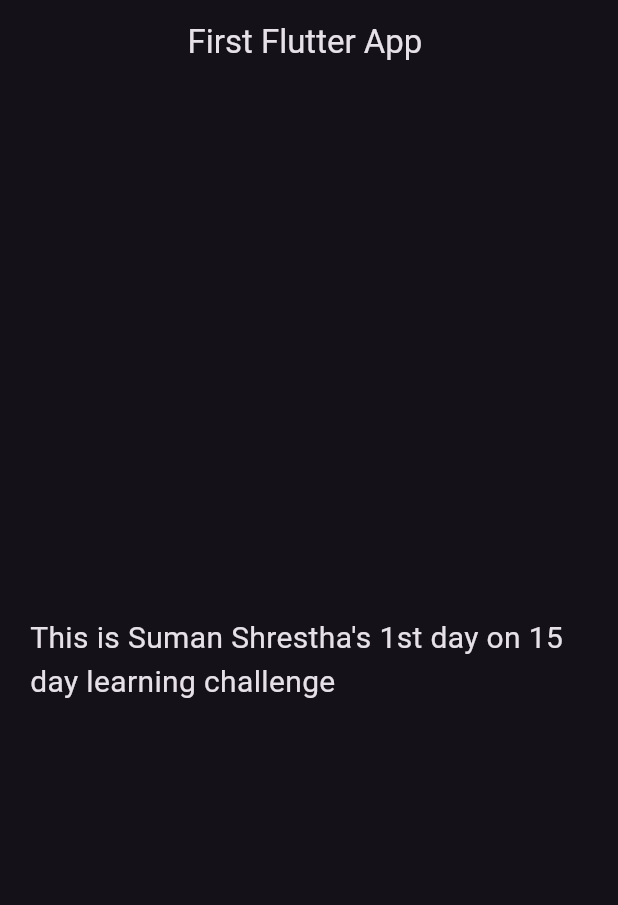
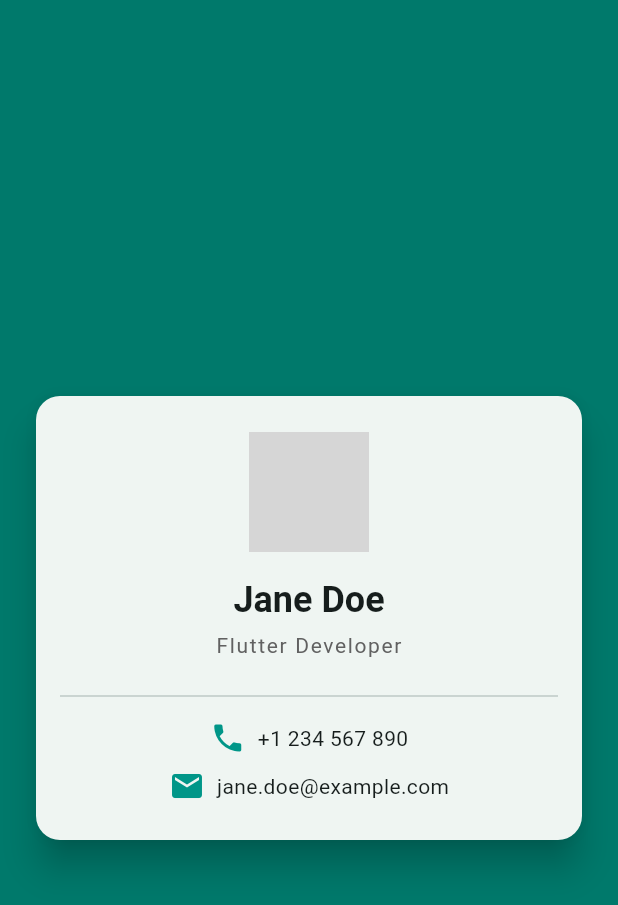
Before and after one commit to SumanShrestha14/learning_flutter, a Flutter app: the screen it shows after launch, on a phone screen of 412 x 824 dp. Shown: the top 905 px of the screen. Run offline on Flutter 3.47's test engine with Material 3 defaults, Android fonts, the phone set to English and light mode, and no system bars; network calls fail; grey boxes are pictures that could not be loaded.

Commit message:
Widget stateless and stateful widget build method () Scaffold materialapp safearea

```diff
--- a/lib/main.dart
+++ b/lib/main.dart
@@ -1,42 +1,24 @@
+import 'package:first_app/pages/ProfileScreen.dart';
 import 'package:flutter/material.dart';
 
 void main() {
   runApp(const MyApp());
 }
 
+// Root of the app: uses MaterialApp
 class MyApp extends StatelessWidget {
   const MyApp({super.key});
 
   @override
   Widget build(BuildContext context) {
     return MaterialApp(
-      title: "First App",
       debugShowCheckedModeBanner: false,
-      theme: ThemeData(primarySwatch: Colors.blue, brightness: Brightness.dark),
-      home: const HomePage(),
+      title: 'Flutter App',
+      theme: ThemeData(
+        colorScheme: ColorScheme.fromSeed(seedColor: Colors.teal),
+        useMaterial3: true,
+      ),
+      home: const ProfileScreen(),
     );
   }
 }
-
-class HomePage extends StatelessWidget {
-  const HomePage({super.key});
-
-  @override
-  Widget build(BuildContext context) {
-    return Scaffold(
-      appBar: AppBar(
-        title: const Text("First Flutter App "),
-        centerTitle: true,
-      ),
-      body: Center(
-        child: Container(
-          margin: EdgeInsets.all(20),
-          child: Text(
-            "This is Suman Shrestha's 1st day on 15 day learning challenge",
-            style: TextStyle(fontSize: 20),
-          ),
-        ),
-      ),
-    );
-  }
-}
--- /dev/null
+++ b/lib/pages/ProfileScreen.dart
@@ -0,0 +1,102 @@
+import 'package:flutter/material.dart';
+
+// A screen with a Scaffold & SafeArea, showing a profile card
+class ProfileScreen extends StatelessWidget {
+  const ProfileScreen({super.key});
+
+  @override
+  Widget build(BuildContext context) {
+    return Scaffold(
+      backgroundColor: Colors.teal.shade700,
+      body: SafeArea(
+        child: Center(
+          child: ProfileCard(
+            name: 'Jane Doe',
+            jobTitle: 'Flutter Developer',
+            phone: '+1 234 567 890',
+            email: 'jane.doe@example.com',
+          ),
+        ),
+      ),
+    );
+  }
+}
+
+// StatelessWidget because the card content doesn’t change at runtime
+class ProfileCard extends StatelessWidget {
+  final String name;
+  final String jobTitle;
+  final String phone;
+  final String email;
+
+  const ProfileCard({
+    super.key,
+    required this.name,
+    required this.jobTitle,
+    required this.phone,
+    required this.email,
+  });
+
+  @override
+  Widget build(BuildContext context) {
+    return Card(
+      elevation: 10,
+      shape: RoundedRectangleBorder(borderRadius: BorderRadius.circular(16)),
+      margin: const EdgeInsets.symmetric(horizontal: 24),
+      child: Padding(
+        padding: const EdgeInsets.symmetric(vertical: 24, horizontal: 16),
+        child: Column(
+          mainAxisSize: MainAxisSize.min,
+          children: [
+            // Avatar
+            const CircleAvatar(
+              radius: 40,
+              backgroundImage: NetworkImage(
+                'https://tse1.mm.bing.net/th/id/OIP.gY3UuNfnbu5r4XXjrNNP_wHaLH?cb=ucfimg2&ucfimg=1&rs=1&pid=ImgDetMain&o=7&rm=3',
+              ),
+            ),
+            const SizedBox(height: 16),
+            // Name
+            Text(
+              name,
+              style: Theme.of(
+                context,
+              ).textTheme.headlineSmall?.copyWith(fontWeight: FontWeight.bold),
+            ),
+            const SizedBox(height: 4),
+            // Job title
+            Text(
+              jobTitle,
+              style: Theme.of(context).textTheme.bodyMedium?.copyWith(
+                color: Colors.grey.shade700,
+                letterSpacing: 1.1,
+              ),
+            ),
+            const SizedBox(height: 16),
+            const Divider(),
+            const SizedBox(height: 8),
+            // Phone row
+            Row(
+              mainAxisAlignment: MainAxisAlignment.center,
+              children: [
+                const Icon(Icons.phone, color: Colors.teal),
+                const SizedBox(width: 8),
+                Text(phone),
+              ],
+            ),
+            const SizedBox(height: 8),
+            // Email row
+            Row(
+              mainAxisAlignment: MainAxisAlignment.center,
+              children: [
+                const Icon(Icons.email, color: Colors.teal),
+                const SizedBox(width: 8),
+                Text(email),
+              ],
+            ),
+          ],
+        ),
+      ),
+    );
+  }
+}
```
